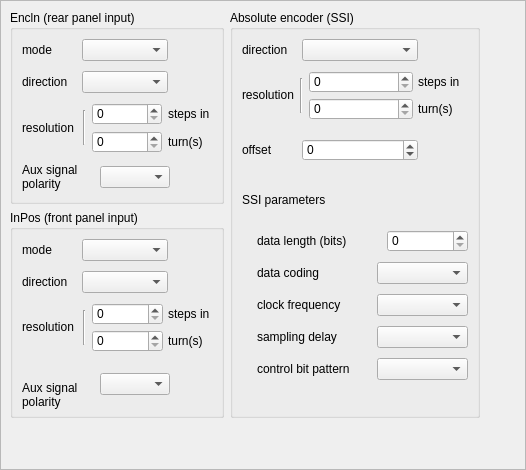
Above: icepapcms/gui/ui/encoders.ui from ALBA-Synchrotron/IcepapCMS before the change. Below: the same form after it.
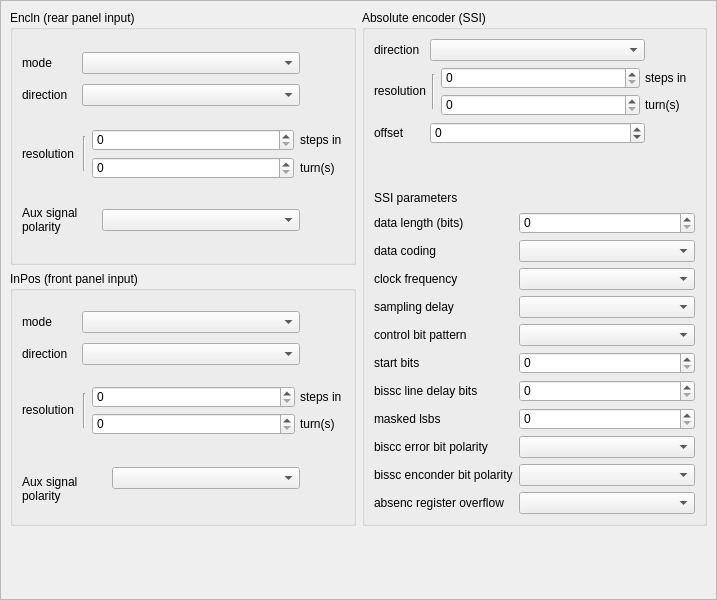
That is the form after the change.

Commit message: Update SSI Absolute Encoder configuration

```diff
--- a/icepapcms/gui/ui/encoders.ui
+++ b/icepapcms/gui/ui/encoders.ui
@@ -6,8 +6,8 @@
    <rect>
     <x>0</x>
     <y>0</y>
-    <width>526</width>
-    <height>470</height>
+    <width>717</width>
+    <height>600</height>
    </rect>
   </property>
   <property name="sizePolicy">
@@ -841,7 +841,20 @@
         </item>
        </layout>
       </item>
-      <item row="0" column="1">
+      <item row="1" column="0" rowspan="2">
+       <spacer name="verticalSpacer">
+        <property name="orientation">
+         <enum>Qt::Vertical</enum>
+        </property>
+        <property name="sizeHint" stdset="0">
+         <size>
+          <width>20</width>
+          <height>25</height>
+         </size>
+        </property>
+       </spacer>
+      </item>
+      <item row="0" column="1" rowspan="2">
        <widget class="QGroupBox" name="groupBox_3">
         <property name="minimumSize">
          <size>
@@ -852,13 +865,7 @@
         <property name="title">
          <string>Absolute encoder (SSI)</string>
         </property>
-        <layout class="QVBoxLayout">
-         <property name="spacing">
-          <number>10</number>
-         </property>
-         <property name="bottomMargin">
-          <number>35</number>
-         </property>
+        <layout class="QVBoxLayout" name="verticalLayout">
          <item>
           <layout class="QHBoxLayout">
            <item>
@@ -1160,6 +1167,19 @@
            </item>
           </layout>
          </item>
+         <item>
+          <spacer name="verticalSpacer_3">
+           <property name="orientation">
+            <enum>Qt::Vertical</enum>
+           </property>
+           <property name="sizeHint" stdset="0">
+            <size>
+             <width>20</width>
+             <height>40</height>
+            </size>
+           </property>
+          </spacer>
+         </item>
          <item>
           <widget class="QLabel" name="label_22">
            <property name="sizePolicy">
@@ -1180,11 +1200,8 @@
           </widget>
          </item>
          <item>
-          <layout class="QGridLayout">
-           <property name="leftMargin">
-            <number>15</number>
-           </property>
-           <item row="0" column="0" colspan="2">
+          <layout class="QGridLayout" name="gridLayout_2">
+           <item row="0" column="0">
             <widget class="QLabel" name="label_21">
              <property name="sizePolicy">
               <sizepolicy hsizetype="Fixed" vsizetype="Expanding">
@@ -1203,7 +1220,7 @@
              </property>
             </widget>
            </item>
-           <item row="0" column="2">
+           <item row="0" column="1">
             <widget class="QSpinBox" name="cfgSSIDBITS">
              <property name="sizePolicy">
               <sizepolicy hsizetype="Expanding" vsizetype="Maximum">
@@ -1253,7 +1270,7 @@
              </property>
             </widget>
            </item>
-           <item row="1" column="1" colspan="2">
+           <item row="1" column="1">
             <widget class="QComboBox" name="cfgSSICODE">
              <property name="sizePolicy">
               <sizepolicy hsizetype="Expanding" vsizetype="Maximum">
@@ -1300,7 +1317,7 @@
              </property>
             </widget>
            </item>
-           <item row="2" column="1" colspan="2">
+           <item row="2" column="1">
             <widget class="QComboBox" name="cfgSSICLOCK">
              <property name="sizePolicy">
               <sizepolicy hsizetype="Expanding" vsizetype="Maximum">
@@ -1347,7 +1364,7 @@
              </property>
             </widget>
            </item>
-           <item row="3" column="1" colspan="2">
+           <item row="3" column="1">
             <widget class="QComboBox" name="cfgSSIDELAY">
              <property name="sizePolicy">
               <sizepolicy hsizetype="Expanding" vsizetype="Maximum">
@@ -1394,7 +1411,7 @@
              </property>
             </widget>
            </item>
-           <item row="4" column="1" colspan="2">
+           <item row="4" column="1">
             <widget class="QComboBox" name="cfgSSISTATUS">
              <property name="sizePolicy">
               <sizepolicy hsizetype="Expanding" vsizetype="Maximum">
@@ -1416,25 +1433,303 @@
              </property>
             </widget>
            </item>
+           <item row="5" column="0">
+            <widget class="QLabel" name="label_24">
+             <property name="sizePolicy">
+              <sizepolicy hsizetype="Fixed" vsizetype="Expanding">
+               <horstretch>0</horstretch>
+               <verstretch>0</verstretch>
+              </sizepolicy>
+             </property>
+             <property name="minimumSize">
+              <size>
+               <width>110</width>
+               <height>16</height>
+              </size>
+             </property>
+             <property name="maximumSize">
+              <size>
+               <width>16777215</width>
+               <height>22</height>
+              </size>
+             </property>
+             <property name="text">
+              <string>start bits</string>
+             </property>
+            </widget>
+           </item>
+           <item row="5" column="1">
+            <widget class="QSpinBox" name="cfgSSISTRTB">
+             <property name="sizePolicy">
+              <sizepolicy hsizetype="Expanding" vsizetype="Maximum">
+               <horstretch>0</horstretch>
+               <verstretch>0</verstretch>
+              </sizepolicy>
+             </property>
+             <property name="minimumSize">
+              <size>
+               <width>50</width>
+               <height>16</height>
+              </size>
+             </property>
+             <property name="maximumSize">
+              <size>
+               <width>16777215</width>
+               <height>22</height>
+              </size>
+             </property>
+             <property name="maximum">
+              <number>999999999</number>
+             </property>
+            </widget>
+           </item>
+           <item row="6" column="0">
+            <widget class="QLabel" name="label_31">
+             <property name="sizePolicy">
+              <sizepolicy hsizetype="Fixed" vsizetype="Expanding">
+               <horstretch>0</horstretch>
+               <verstretch>0</verstretch>
+              </sizepolicy>
+             </property>
+             <property name="minimumSize">
+              <size>
+               <width>110</width>
+               <height>16</height>
+              </size>
+             </property>
+             <property name="maximumSize">
+              <size>
+               <width>16777215</width>
+               <height>22</height>
+              </size>
+             </property>
+             <property name="text">
+              <string>bissc line delay bits</string>
+             </property>
+            </widget>
+           </item>
+           <item row="6" column="1">
+            <widget class="QSpinBox" name="cfgSSILDC">
+             <property name="sizePolicy">
+              <sizepolicy hsizetype="Expanding" vsizetype="Maximum">
+               <horstretch>0</horstretch>
+               <verstretch>0</verstretch>
+              </sizepolicy>
+             </property>
+             <property name="minimumSize">
+              <size>
+               <width>50</width>
+               <height>16</height>
+              </size>
+             </property>
+             <property name="maximumSize">
+              <size>
+               <width>16777215</width>
+               <height>22</height>
+              </size>
+             </property>
+             <property name="maximum">
+              <number>999999999</number>
+             </property>
+            </widget>
+           </item>
+           <item row="7" column="0">
+            <widget class="QLabel" name="label_32">
+             <property name="sizePolicy">
+              <sizepolicy hsizetype="Fixed" vsizetype="Expanding">
+               <horstretch>0</horstretch>
+               <verstretch>0</verstretch>
+              </sizepolicy>
+             </property>
+             <property name="minimumSize">
+              <size>
+               <width>110</width>
+               <height>16</height>
+              </size>
+             </property>
+             <property name="maximumSize">
+              <size>
+               <width>16777215</width>
+               <height>22</height>
+              </size>
+             </property>
+             <property name="text">
+              <string>masked lsbs</string>
+             </property>
+            </widget>
+           </item>
+           <item row="7" column="1">
+            <widget class="QSpinBox" name="cfgSSIMSKNB">
+             <property name="sizePolicy">
+              <sizepolicy hsizetype="Expanding" vsizetype="Maximum">
+               <horstretch>0</horstretch>
+               <verstretch>0</verstretch>
+              </sizepolicy>
+             </property>
+             <property name="minimumSize">
+              <size>
+               <width>50</width>
+               <height>16</height>
+              </size>
+             </property>
+             <property name="maximumSize">
+              <size>
+               <width>16777215</width>
+               <height>22</height>
+              </size>
+             </property>
+             <property name="maximum">
+              <number>999999999</number>
+             </property>
+            </widget>
+           </item>
+           <item row="8" column="0">
+            <widget class="QLabel" name="label_33">
+             <property name="sizePolicy">
+              <sizepolicy hsizetype="Fixed" vsizetype="Expanding">
+               <horstretch>0</horstretch>
+               <verstretch>0</verstretch>
+              </sizepolicy>
+             </property>
+             <property name="minimumSize">
+              <size>
+               <width>110</width>
+               <height>16</height>
+              </size>
+             </property>
+             <property name="maximumSize">
+              <size>
+               <width>16777215</width>
+               <height>22</height>
+              </size>
+             </property>
+             <property name="text">
+              <string>biscc error bit polarity</string>
+             </property>
+            </widget>
+           </item>
+           <item row="8" column="1">
+            <widget class="QComboBox" name="cfgSSIEEPOL">
+             <property name="sizePolicy">
+              <sizepolicy hsizetype="Expanding" vsizetype="Maximum">
+               <horstretch>0</horstretch>
+               <verstretch>0</verstretch>
+              </sizepolicy>
+             </property>
+             <property name="minimumSize">
+              <size>
+               <width>60</width>
+               <height>16</height>
+              </size>
+             </property>
+             <property name="maximumSize">
+              <size>
+               <width>16777215</width>
+               <height>22</height>
+              </size>
+             </property>
+            </widget>
+           </item>
+           <item row="9" column="0">
+            <widget class="QLabel" name="label_34">
+             <property name="sizePolicy">
+              <sizepolicy hsizetype="Fixed" vsizetype="Expanding">
+               <horstretch>0</horstretch>
+               <verstretch>0</verstretch>
+              </sizepolicy>
+             </property>
+             <property name="minimumSize">
+              <size>
+               <width>110</width>
+               <height>16</height>
+              </size>
+             </property>
+             <property name="maximumSize">
+              <size>
+               <width>16777215</width>
+               <height>22</height>
+              </size>
+             </property>
+             <property name="text">
+              <string>bissc enconder bit polarity</string>
+             </property>
+            </widget>
+           </item>
+           <item row="9" column="1">
+            <widget class="QComboBox" name="cfgSSIEWPOL">
+             <property name="sizePolicy">
+              <sizepolicy hsizetype="Expanding" vsizetype="Maximum">
+               <horstretch>0</horstretch>
+               <verstretch>0</verstretch>
+              </sizepolicy>
+             </property>
+             <property name="minimumSize">
+              <size>
+               <width>60</width>
+               <height>16</height>
+              </size>
+             </property>
+             <property name="maximumSize">
+              <size>
+               <width>16777215</width>
+               <height>22</height>
+              </size>
+             </property>
+            </widget>
+           </item>
+           <item row="10" column="0">
+            <widget class="QLabel" name="label_35">
+             <property name="sizePolicy">
+              <sizepolicy hsizetype="Fixed" vsizetype="Expanding">
+               <horstretch>0</horstretch>
+               <verstretch>0</verstretch>
+              </sizepolicy>
+             </property>
+             <property name="minimumSize">
+              <size>
+               <width>110</width>
+               <height>16</height>
+              </size>
+             </property>
+             <property name="maximumSize">
+              <size>
+               <width>16777215</width>
+               <height>22</height>
+              </size>
+             </property>
+             <property name="text">
+              <string>absenc register overflow</string>
+             </property>
+            </widget>
+           </item>
+           <item row="10" column="1">
+            <widget class="QComboBox" name="cfgSSIOVF">
+             <property name="sizePolicy">
+              <sizepolicy hsizetype="Expanding" vsizetype="Maximum">
+               <horstretch>0</horstretch>
+               <verstretch>0</verstretch>
+              </sizepolicy>
+             </property>
+             <property name="minimumSize">
+              <size>
+               <width>60</width>
+               <height>16</height>
+              </size>
+             </property>
+             <property name="maximumSize">
+              <size>
+               <width>16777215</width>
+               <height>22</height>
+              </size>
+             </property>
+            </widget>
+           </item>
           </layout>
          </item>
         </layout>
        </widget>
       </item>
-      <item row="0" column="2">
-       <spacer name="horizontalSpacer">
-        <property name="orientation">
-         <enum>Qt::Horizontal</enum>
-        </property>
-        <property name="sizeHint" stdset="0">
-         <size>
-          <width>50</width>
-          <height>20</height>
-         </size>
-        </property>
-       </spacer>
-      </item>
-      <item row="1" column="1">
+      <item row="2" column="1">
        <spacer name="verticalSpacer_2">
         <property name="orientation">
          <enum>Qt::Vertical</enum>
@@ -1447,19 +1742,6 @@
         </property>
        </spacer>
       </item>
-      <item row="1" column="0">
-       <spacer name="verticalSpacer">
-        <property name="orientation">
-         <enum>Qt::Vertical</enum>
-        </property>
-        <property name="sizeHint" stdset="0">
-         <size>
-          <width>20</width>
-          <height>25</height>
-         </size>
-        </property>
-       </spacer>
-      </item>
      </layout>
     </widget>
    </item>
```
